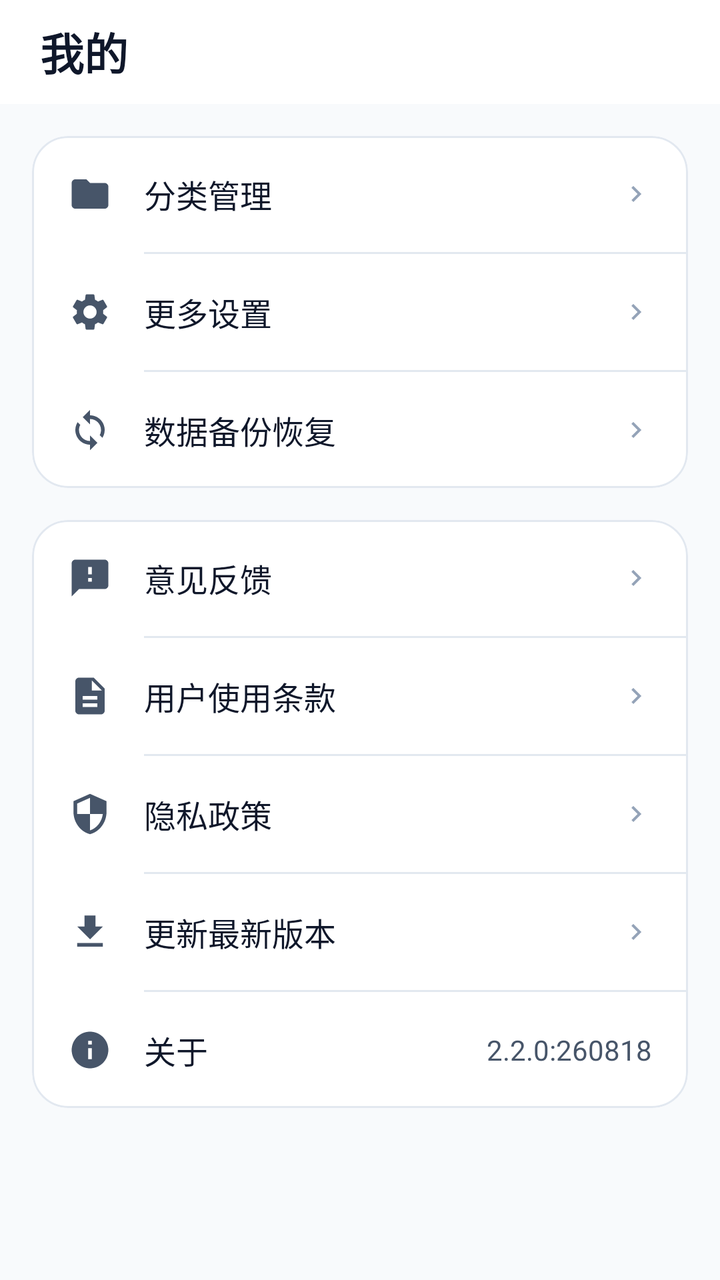
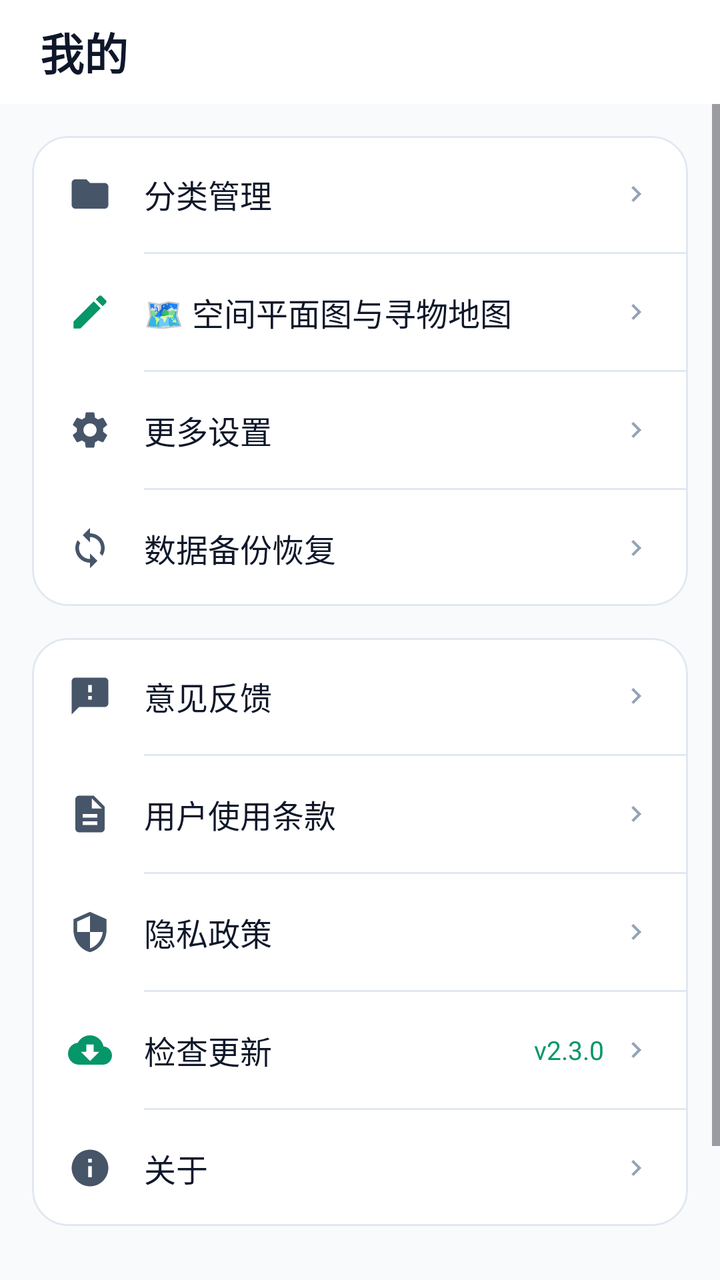

Two renders of the same Android screen: before a commit and after it. Below are the layout's source before the change and the commit's diff.
<!-- AndroidManifest.xml: application theme Theme.DiaperTracker -->
<!-- res/layout/fragment_profile.xml -->
<?xml version="1.0" encoding="utf-8"?>
<LinearLayout
    xmlns:android="http://schemas.android.com/apk/res/android"
    xmlns:app="http://schemas.android.com/apk/res-auto"
    android:layout_width="match_parent"
    android:layout_height="match_parent"
    android:orientation="vertical"
    android:background="@color/background">

    
    <LinearLayout
        android:layout_width="match_parent"
        android:layout_height="52dp"
        android:orientation="horizontal"
        android:gravity="center_vertical"
        android:paddingHorizontal="20dp"
        android:background="@color/card">

        <TextView
            android:layout_width="wrap_content"
            android:layout_height="wrap_content"
            android:text="我的"
            android:textSize="22sp"
            android:textStyle="bold"
            android:textColor="@color/text_primary"
            android:fontFamily="sans-serif-medium" />
    </LinearLayout>

    <ScrollView
        android:layout_width="match_parent"
        android:layout_height="0dp"
        android:layout_weight="1"
        android:overScrollMode="never">

        <LinearLayout
            android:layout_width="match_parent"
            android:layout_height="wrap_content"
            android:orientation="vertical"
            android:paddingHorizontal="16dp"
            android:paddingTop="16dp"
            android:paddingBottom="40dp">

            
            <com.google.android.material.card.MaterialCardView
                android:layout_width="match_parent"
                android:layout_height="wrap_content"
                app:cardCornerRadius="18dp"
                app:cardElevation="0dp"
                app:cardBackgroundColor="@color/card"
                app:strokeColor="@color/card_border"
                app:strokeWidth="1dp"
                android:layout_marginBottom="16dp">

                <LinearLayout
                    android:layout_width="match_parent"
                    android:layout_height="wrap_content"
                    android:orientation="vertical">

                    
                    <LinearLayout
                        android:id="@+id/btn_category_manage"
                        android:layout_width="match_parent"
                        android:layout_height="58dp"
                        android:orientation="horizontal"
                        android:gravity="center_vertical"
                        android:paddingHorizontal="18dp"
                        android:clickable="true"
                        android:focusable="true"
                        android:background="?attr/selectableItemBackground">

                        <ImageView
                            android:layout_width="22dp"
                            android:layout_height="22dp"
                            android:src="@drawable/ic_folder"
                            app:tint="@color/text_secondary"
                            android:contentDescription="分类管理" />

                        <TextView
                            android:layout_width="0dp"
                            android:layout_height="wrap_content"
                            android:layout_weight="1"
                            android:layout_marginStart="16dp"
                            android:text="分类管理"
                            android:textSize="16sp"
                            android:textColor="@color/text_primary"
                            android:fontFamily="sans-serif-medium" />

                        <ImageView
                            android:layout_width="16dp"
                            android:layout_height="16dp"
                            android:src="@drawable/ic_arrow_right"
                            app:tint="@color/text_hint"
                            android:contentDescription="进入" />
                    </LinearLayout>

                    <View
                        android:layout_width="match_parent"
                        android:layout_height="1dp"
                        android:layout_marginStart="56dp"
                        android:background="@color/card_border" />

                    
                    <LinearLayout
                        android:id="@+id/btn_more_settings"
                        android:layout_width="match_parent"
                        android:layout_height="58dp"
                        android:orientation="horizontal"
                        android:gravity="center_vertical"
                        android:paddingHorizontal="18dp"
                        android:clickable="true"
                        android:focusable="true"
                        android:background="?attr/selectableItemBackground">

                        <ImageView
                            android:layout_width="22dp"
                            android:layout_height="22dp"
                            android:src="@drawable/ic_settings"
                            app:tint="@color/text_secondary"
                            android:contentDescription="更多设置" />

                        <TextView
                            android:layout_width="0dp"
                            android:layout_height="wrap_content"
                            android:layout_weight="1"
                            android:layout_marginStart="16dp"
                            android:text="更多设置"
                            android:textSize="16sp"
                            android:textColor="@color/text_primary"
                            android:fontFamily="sans-serif-medium" />

                        <ImageView
                            android:layout_width="16dp"
                            android:layout_height="16dp"
                            android:src="@drawable/ic_arrow_right"
                            app:tint="@color/text_hint"
                            android:contentDescription="进入" />
                    </LinearLayout>

                    <View
                        android:layout_width="match_parent"
                        android:layout_height="1dp"
                        android:layout_marginStart="56dp"
                        android:background="@color/card_border" />

                    
                    <LinearLayout
                        android:id="@+id/btn_backup_restore"
                        android:layout_width="match_parent"
                        android:layout_height="58dp"
                        android:orientation="horizontal"
                        android:gravity="center_vertical"
                        android:paddingHorizontal="18dp"
                        android:clickable="true"
                        android:focusable="true"
                        android:background="?attr/selectableItemBackground">

                        <ImageView
                            android:layout_width="22dp"
                            android:layout_height="22dp"
                            android:src="@drawable/ic_backup"
                            app:tint="@color/text_secondary"
                            android:contentDescription="数据备份恢复" />

                        <TextView
                            android:layout_width="0dp"
                            android:layout_height="wrap_content"
                            android:layout_weight="1"
                            android:layout_marginStart="16dp"
                            android:text="数据备份恢复"
                            android:textSize="16sp"
                            android:textColor="@color/text_primary"
                            android:fontFamily="sans-serif-medium" />

                        <ImageView
                            android:layout_width="16dp"
                            android:layout_height="16dp"
                            android:src="@drawable/ic_arrow_right"
                            app:tint="@color/text_hint"
                            android:contentDescription="进入" />
                    </LinearLayout>

                </LinearLayout>
            </com.google.android.material.card.MaterialCardView>

            
            <com.google.android.material.card.MaterialCardView
                android:layout_width="match_parent"
                android:layout_height="wrap_content"
                app:cardCornerRadius="18dp"
                app:cardElevation="0dp"
                app:cardBackgroundColor="@color/card"
                app:strokeColor="@color/card_border"
                app:strokeWidth="1dp">

                <LinearLayout
                    android:layout_width="match_parent"
                    android:layout_height="wrap_content"
                    android:orientation="vertical">

                    
                    <LinearLayout
                        android:id="@+id/btn_feedback"
                        android:layout_width="match_parent"
                        android:layout_height="58dp"
                        android:orientation="horizontal"
                        android:gravity="center_vertical"
                        android:paddingHorizontal="18dp"
                        android:clickable="true"
                        android:focusable="true"
                        android:background="?attr/selectableItemBackground">

                        <ImageView
                            android:layout_width="22dp"
                            android:layout_height="22dp"
                            android:src="@drawable/ic_feedback"
                            app:tint="@color/text_secondary"
                            android:contentDescription="意见反馈" />

                        <TextView
                            android:layout_width="0dp"
                            android:layout_height="wrap_content"
                            android:layout_weight="1"
                            android:layout_marginStart="16dp"
                            android:text="意见反馈"
                            android:textSize="16sp"
                            android:textColor="@color/text_primary"
                            android:fontFamily="sans-serif-medium" />

                        <ImageView
                            android:layout_width="16dp"
                            android:layout_height="16dp"
                            android:src="@drawable/ic_arrow_right"
                            app:tint="@color/text_hint"
                            android:contentDescription="进入" />
                    </LinearLayout>

                    <View
                        android:layout_width="match_parent"
                        android:layout_height="1dp"
                        android:layout_marginStart="56dp"
                        android:background="@color/card_border" />

                    
                    <LinearLayout
                        android:id="@+id/btn_terms"
                        android:layout_width="match_parent"
                        android:layout_height="58dp"
                        android:orientation="horizontal"
                        android:gravity="center_vertical"
                        android:paddingHorizontal="18dp"
                        android:clickable="true"
                        android:focusable="true"
                        android:background="?attr/selectableItemBackground">

                        <ImageView
                            android:layout_width="22dp"
                            android:layout_height="22dp"
                            android:src="@drawable/ic_terms"
                            app:tint="@color/text_secondary"
                            android:contentDescription="用户使用条款" />

                        <TextView
                            android:layout_width="0dp"
                            android:layout_height="wrap_content"
                            android:layout_weight="1"
                            android:layout_marginStart="16dp"
                            android:text="用户使用条款"
                            android:textSize="16sp"
                            android:textColor="@color/text_primary"
                            android:fontFamily="sans-serif-medium" />

                        <ImageView
                            android:layout_width="16dp"
                            android:layout_height="16dp"
                            android:src="@drawable/ic_arrow_right"
                            app:tint="@color/text_hint"
                            android:contentDescription="进入" />
                    </LinearLayout>

                    <View
                        android:layout_width="match_parent"
                        android:layout_height="1dp"
                        android:layout_marginStart="56dp"
                        android:background="@color/card_border" />

                    
                    <LinearLayout
                        android:id="@+id/btn_privacy"
                        android:layout_width="match_parent"
                        android:layout_height="58dp"
                        android:orientation="horizontal"
                        android:gravity="center_vertical"
                        android:paddingHorizontal="18dp"
                        android:clickable="true"
                        android:focusable="true"
                        android:background="?attr/selectableItemBackground">

                        <ImageView
                            android:layout_width="22dp"
                            android:layout_height="22dp"
                            android:src="@drawable/ic_privacy"
                            app:tint="@color/text_secondary"
                            android:contentDescription="隐私政策" />

                        <TextView
                            android:layout_width="0dp"
                            android:layout_height="wrap_content"
                            android:layout_weight="1"
                            android:layout_marginStart="16dp"
                            android:text="隐私政策"
                            android:textSize="16sp"
                            android:textColor="@color/text_primary"
                            android:fontFamily="sans-serif-medium" />

                        <ImageView
                            android:layout_width="16dp"
                            android:layout_height="16dp"
                            android:src="@drawable/ic_arrow_right"
                            app:tint="@color/text_hint"
                            android:contentDescription="进入" />
                    </LinearLayout>

                    <View
                        android:layout_width="match_parent"
                        android:layout_height="1dp"
                        android:layout_marginStart="56dp"
                        android:background="@color/card_border" />

                    
                    <LinearLayout
                        android:id="@+id/btn_update_version"
                        android:layout_width="match_parent"
                        android:layout_height="58dp"
                        android:orientation="horizontal"
                        android:gravity="center_vertical"
                        android:paddingHorizontal="18dp"
                        android:clickable="true"
                        android:focusable="true"
                        android:background="?attr/selectableItemBackground">

                        <ImageView
                            android:layout_width="22dp"
                            android:layout_height="22dp"
                            android:src="@drawable/ic_download"
                            app:tint="@color/text_secondary"
                            android:contentDescription="更新最新版本" />

                        <TextView
                            android:layout_width="0dp"
                            android:layout_height="wrap_content"
                            android:layout_weight="1"
                            android:layout_marginStart="16dp"
                            android:text="更新最新版本"
                            android:textSize="16sp"
                            android:textColor="@color/text_primary"
                            android:fontFamily="sans-serif-medium" />

                        <ImageView
                            android:layout_width="16dp"
                            android:layout_height="16dp"
                            android:src="@drawable/ic_arrow_right"
                            app:tint="@color/text_hint"
                            android:contentDescription="进入" />
                    </LinearLayout>

                    <View
                        android:layout_width="match_parent"
                        android:layout_height="1dp"
                        android:layout_marginStart="56dp"
                        android:background="@color/card_border" />

                    
                    <LinearLayout
                        android:id="@+id/btn_about"
                        android:layout_width="match_parent"
                        android:layout_height="58dp"
                        android:orientation="horizontal"
                        android:gravity="center_vertical"
                        android:paddingHorizontal="18dp"
                        android:clickable="true"
                        android:focusable="true"
                        android:background="?attr/selectableItemBackground">

                        <ImageView
                            android:layout_width="22dp"
                            android:layout_height="22dp"
                            android:src="@drawable/ic_info"
                            app:tint="@color/text_secondary"
                            android:contentDescription="关于" />

                        <TextView
                            android:layout_width="0dp"
                            android:layout_height="wrap_content"
                            android:layout_weight="1"
                            android:layout_marginStart="16dp"
                            android:text="关于"
                            android:textSize="16sp"
                            android:textColor="@color/text_primary"
                            android:fontFamily="sans-serif-medium" />

                        <TextView
                            android:id="@+id/about_version_code"
                            android:layout_width="wrap_content"
                            android:layout_height="wrap_content"
                            android:text="2.2.0:260818"
                            android:textSize="14sp"
                            android:textColor="@color/text_secondary" />
                    </LinearLayout>

                </LinearLayout>
            </com.google.android.material.card.MaterialCardView>

        </LinearLayout>
    </ScrollView>

</LinearLayout>
<!-- resources referenced by this layout -->
<resources>
  <color name="background">#F8FAFC</color>
  <color name="card">#FFFFFF</color>
  <color name="card_border">#E2E8F0</color>
  <color name="text_hint">#94A3B8</color>
  <color name="text_primary">#0F172A</color>
  <color name="text_secondary">#475569</color>
  <!-- drawable ic_arrow_right (drawable) -->
  <vector xmlns:android="http://schemas.android.com/apk/res/android"
      android:width="24dp"
      android:height="24dp"
      android:viewportWidth="24"
      android:viewportHeight="24">
      <path
          android:fillColor="@color/text_secondary"
          android:pathData="M8.59,16.59L13.17,12L8.59,7.41L10,6l6,6l-6,6L8.59,16.59z" />
  </vector>
  <!-- drawable ic_download (drawable) -->
  <vector xmlns:android="http://schemas.android.com/apk/res/android"
      android:width="24dp"
      android:height="24dp"
      android:viewportWidth="24"
      android:viewportHeight="24">
      <path
          android:fillColor="#FFFFFFFF"
          android:pathData="M19,9h-4V3H9v6H5l7,7 7,-7zM5,18v2h14v-2H5z" />
  </vector>
  <!-- drawable ic_feedback (drawable) -->
  <vector xmlns:android="http://schemas.android.com/apk/res/android"
      android:width="24dp"
      android:height="24dp"
      android:viewportWidth="24"
      android:viewportHeight="24">
      <path
          android:fillColor="#FFFFFFFF"
          android:pathData="M20,2H4c-1.1,0 -1.99,0.9 -1.99,2L2,22l4,-4h14c1.1,0 2,-0.9 2,-2V4c0,-1.1 -0.9,-2 -2,-2zm-7,12h-2v-2h2v2zm0,-4h-2V6h2v4z" />
  </vector>
  <!-- drawable ic_folder (drawable) -->
  <vector xmlns:android="http://schemas.android.com/apk/res/android"
      android:width="24dp"
      android:height="24dp"
      android:viewportWidth="24"
      android:viewportHeight="24">
      <path
          android:fillColor="#FFFFFFFF"
          android:pathData="M10,4H4c-1.1,0 -1.99,0.9 -1.99,2L2,18c0,1.1 0.9,2 2,2h16c1.1,0 2,-0.9 2,-2V8c0,-1.1 -0.9,-2 -2,-2h-8l-2,-2z" />
  </vector>
  <!-- drawable ic_info (drawable) -->
  <vector xmlns:android="http://schemas.android.com/apk/res/android"
      android:width="24dp"
      android:height="24dp"
      android:viewportWidth="24"
      android:viewportHeight="24">
      <path
          android:fillColor="#FFFFFFFF"
          android:pathData="M12,2C6.48,2 2,6.48 2,12s4.48,10 10,10 10,-4.48 10,-10S17.52,2 12,2zm1,15h-2v-6h2v6zm0,-8h-2V7h2v2z" />
  </vector>
  <!-- drawable ic_privacy (drawable) -->
  <vector xmlns:android="http://schemas.android.com/apk/res/android"
      android:width="24dp"
      android:height="24dp"
      android:viewportWidth="24"
      android:viewportHeight="24">
      <path
          android:fillColor="#FFFFFFFF"
          android:pathData="M12,1L3,5v6c0,5.55 3.84,10.74 9,12c5.16,-1.26 9,-6.45 9,-12V5l-9,-4zm0,10.99h7c-0.53,4.12 -3.28,7.79 -7,8.94V12H5V6.3l7,-3.11v8.8z" />
  </vector>
  <!-- drawable ic_terms (drawable) -->
  <vector xmlns:android="http://schemas.android.com/apk/res/android"
      android:width="24dp"
      android:height="24dp"
      android:viewportWidth="24"
      android:viewportHeight="24">
      <path
          android:fillColor="#FFFFFFFF"
          android:pathData="M14,2H6c-1.1,0 -1.99,0.9 -1.99,2L4,20c0,1.1 0.89,2 1.99,2H18c1.1,0 2,-0.9 2,-2V8l-6,-6zm2,16H8v-2h8v2zm0,-4H8v-2h8v2zm-3,-5V3.5L18.5,9H13z" />
  </vector>
  <color name="primary">#059669</color>
  <color name="primary_dark">#047857</color>
  <color name="accent">#F59E0B</color>
  <!-- unchanged entries left out for length: 3 -->
</resources>

<!-- the commit's change to res/layout/fragment_profile.xml (unified diff, before → after) -->
@@ -101,6 +101,49 @@
 
                     
                     <LinearLayout
+                        android:id="@+id/btn_floorplan_manage"
+                        android:layout_width="match_parent"
+                        android:layout_height="58dp"
+                        android:orientation="horizontal"
+                        android:gravity="center_vertical"
+                        android:paddingHorizontal="18dp"
+                        android:clickable="true"
+                        android:focusable="true"
+                        android:background="?attr/selectableItemBackground">
+
+                        <ImageView
+                            android:layout_width="22dp"
+                            android:layout_height="22dp"
+                            android:src="@drawable/ic_edit"
+                            app:tint="@color/primary"
+                            android:contentDescription="空间平面图管理" />
+
+                        <TextView
+                            android:layout_width="0dp"
+                            android:layout_height="wrap_content"
+                            android:layout_weight="1"
+                            android:layout_marginStart="16dp"
+                            android:text="🗺️ 空间平面图与寻物地图"
+                            android:textSize="16sp"
+                            android:textColor="@color/text_primary"
+                            android:fontFamily="sans-serif-medium" />
+
+                        <ImageView
+                            android:layout_width="16dp"
+                            android:layout_height="16dp"
+                            android:src="@drawable/ic_arrow_right"
+                            app:tint="@color/text_hint"
+                            android:contentDescription="进入" />
+                    </LinearLayout>
+
+                    <View
+                        android:layout_width="match_parent"
+                        android:layout_height="1dp"
+                        android:layout_marginStart="56dp"
+                        android:background="@color/card_border" />
+
+                    
+                    <LinearLayout
                         android:id="@+id/btn_more_settings"
                         android:layout_width="match_parent"
                         android:layout_height="58dp"
@@ -190,7 +233,8 @@
                 app:cardElevation="0dp"
                 app:cardBackgroundColor="@color/card"
                 app:strokeColor="@color/card_border"
-                app:strokeWidth="1dp">
+                app:strokeWidth="1dp"
+                android:layout_marginBottom="16dp">
 
                 <LinearLayout
                     android:layout_width="match_parent"
@@ -341,19 +385,28 @@
                         <ImageView
                             android:layout_width="22dp"
                             android:layout_height="22dp"
-                            android:src="@drawable/ic_download"
-                            app:tint="@color/text_secondary"
-                            android:contentDescription="更新最新版本" />
-
-                        <TextView
-                            android:layout_width="0dp"
-                            android:layout_height="wrap_content"
-                            android:layout_weight="1"
-                            android:layout_marginStart="16dp"
-                            android:text="更新最新版本"
-                            android:textSize="16sp"
-                            android:textColor="@color/text_primary"
-                            android:fontFamily="sans-serif-medium" />
+                            android:src="@drawable/ic_update"
+                            app:tint="@color/primary"
+                            android:contentDescription="检查最新版本" />
+
+                        <TextView
+                            android:layout_width="0dp"
+                            android:layout_height="wrap_content"
+                            android:layout_weight="1"
+                            android:layout_marginStart="16dp"
+                            android:text="检查更新"
+                            android:textSize="16sp"
+                            android:textColor="@color/text_primary"
+                            android:fontFamily="sans-serif-medium" />
+
+                        <TextView
+                            android:id="@+id/current_version_badge"
+                            android:layout_width="wrap_content"
+                            android:layout_height="wrap_content"
+                            android:text="v2.3.0"
+                            android:textSize="13sp"
+                            android:textColor="@color/primary"
+                            android:layout_marginEnd="8dp" />
 
                         <ImageView
                             android:layout_width="16dp"
@@ -384,7 +437,7 @@
                         <ImageView
                             android:layout_width="22dp"
                             android:layout_height="22dp"
-                            android:src="@drawable/ic_info"
+                            android:src="@drawable/ic_about"
                             app:tint="@color/text_secondary"
                             android:contentDescription="关于" />
 
@@ -398,18 +451,28 @@
                             android:textColor="@color/text_primary"
                             android:fontFamily="sans-serif-medium" />
 
-                        <TextView
-                            android:id="@+id/about_version_code"
-                            android:layout_width="wrap_content"
-                            android:layout_height="wrap_content"
-                            android:text="2.2.0:260818"
-                            android:textSize="14sp"
-                            android:textColor="@color/text_secondary" />
+                        <ImageView
+                            android:layout_width="16dp"
+                            android:layout_height="16dp"
+                            android:src="@drawable/ic_arrow_right"
+                            app:tint="@color/text_hint"
+                            android:contentDescription="进入" />
                     </LinearLayout>
 
                 </LinearLayout>
             </com.google.android.material.card.MaterialCardView>
 
+            
+            <TextView
+                android:layout_width="match_parent"
+                android:layout_height="wrap_content"
+                android:gravity="center"
+                android:text="🔒 数据完全离线存储于本地设备沙盒中\nCollecter · 智能收纳与资产追踪"
+                android:textSize="12sp"
+                android:textColor="@color/text_hint"
+                android:lineSpacingExtra="4dp"
+                android:layout_marginTop="8dp" />
+
         </LinearLayout>
     </ScrollView>
 
<!-- resource entries referenced after the edit -->
@@ -6,6 +6,16 @@
   <color name="text_hint">#94A3B8</color>
   <color name="text_primary">#0F172A</color>
   <color name="text_secondary">#475569</color>
+  <!-- drawable ic_about (drawable) -->
+  <vector xmlns:android="http://schemas.android.com/apk/res/android"
+      android:width="24dp"
+      android:height="24dp"
+      android:viewportWidth="24"
+      android:viewportHeight="24">
+    <path
+        android:fillColor="#FFFFFFFF"
+        android:pathData="M12,2C6.48,2 2,6.48 2,12s4.48,10 10,10 10,-4.48 10,-10S17.52,2 12,2zM13,17h-2v-6h2v6zM13,9h-2L11,7h2v2z"/>
+  </vector>
   <!-- drawable ic_arrow_right (drawable) -->
   <vector xmlns:android="http://schemas.android.com/apk/res/android"
       android:width="24dp"
@@ -16,7 +26,7 @@
           android:fillColor="@color/text_secondary"
           android:pathData="M8.59,16.59L13.17,12L8.59,7.41L10,6l6,6l-6,6L8.59,16.59z" />
   </vector>
-  <!-- drawable ic_download (drawable) -->
+  <!-- drawable ic_edit (drawable) -->
   <vector xmlns:android="http://schemas.android.com/apk/res/android"
       android:width="24dp"
       android:height="24dp"
@@ -24,7 +34,7 @@
       android:viewportHeight="24">
       <path
           android:fillColor="#FFFFFFFF"
-          android:pathData="M19,9h-4V3H9v6H5l7,7 7,-7zM5,18v2h14v-2H5z" />
+          android:pathData="M3,17.25V21h3.75L17.81,9.94l-3.75,-3.75L3,17.25zM20.71,7.04c0.39,-0.39 0.39,-1.02 0,-1.41l-2.34,-2.34c-0.39,-0.39 -1.02,-0.39 -1.41,0l-1.83,1.83 3.75,3.75 1.83,-1.83z" />
   </vector>
   <!-- drawable ic_feedback (drawable) -->
   <vector xmlns:android="http://schemas.android.com/apk/res/android"
@@ -46,16 +56,6 @@
           android:fillColor="#FFFFFFFF"
           android:pathData="M10,4H4c-1.1,0 -1.99,0.9 -1.99,2L2,18c0,1.1 0.9,2 2,2h16c1.1,0 2,-0.9 2,-2V8c0,-1.1 -0.9,-2 -2,-2h-8l-2,-2z" />
   </vector>
-  <!-- drawable ic_info (drawable) -->
-  <vector xmlns:android="http://schemas.android.com/apk/res/android"
-      android:width="24dp"
-      android:height="24dp"
-      android:viewportWidth="24"
-      android:viewportHeight="24">
-      <path
-          android:fillColor="#FFFFFFFF"
-          android:pathData="M12,2C6.48,2 2,6.48 2,12s4.48,10 10,10 10,-4.48 10,-10S17.52,2 12,2zm1,15h-2v-6h2v6zm0,-8h-2V7h2v2z" />
-  </vector>
   <!-- drawable ic_privacy (drawable) -->
   <vector xmlns:android="http://schemas.android.com/apk/res/android"
       android:width="24dp"
@@ -76,6 +76,16 @@
           android:fillColor="#FFFFFFFF"
           android:pathData="M14,2H6c-1.1,0 -1.99,0.9 -1.99,2L4,20c0,1.1 0.89,2 1.99,2H18c1.1,0 2,-0.9 2,-2V8l-6,-6zm2,16H8v-2h8v2zm0,-4H8v-2h8v2zm-3,-5V3.5L18.5,9H13z" />
   </vector>
+  <!-- drawable ic_update (drawable) -->
+  <vector xmlns:android="http://schemas.android.com/apk/res/android"
+      android:width="24dp"
+      android:height="24dp"
+      android:viewportWidth="24"
+      android:viewportHeight="24">
+      <path
+          android:fillColor="@color/text_primary"
+          android:pathData="M19.35,10.04C18.67,6.59 15.64,4 12,4 9.11,4 6.6,5.64 5.35,8.04 2.34,8.36 0,10.91 0,14c0,3.31 2.69,6 6,6h13c2.76,0 5,-2.24 5,-5 0,-2.64 -2.05,-4.78 -4.65,-4.96zM17,13l-5,5 -5,-5h3V9h4v4h3z" />
+  </vector>
   <color name="primary">#059669</color>
   <color name="primary_dark">#047857</color>
   <color name="accent">#F59E0B</color>
